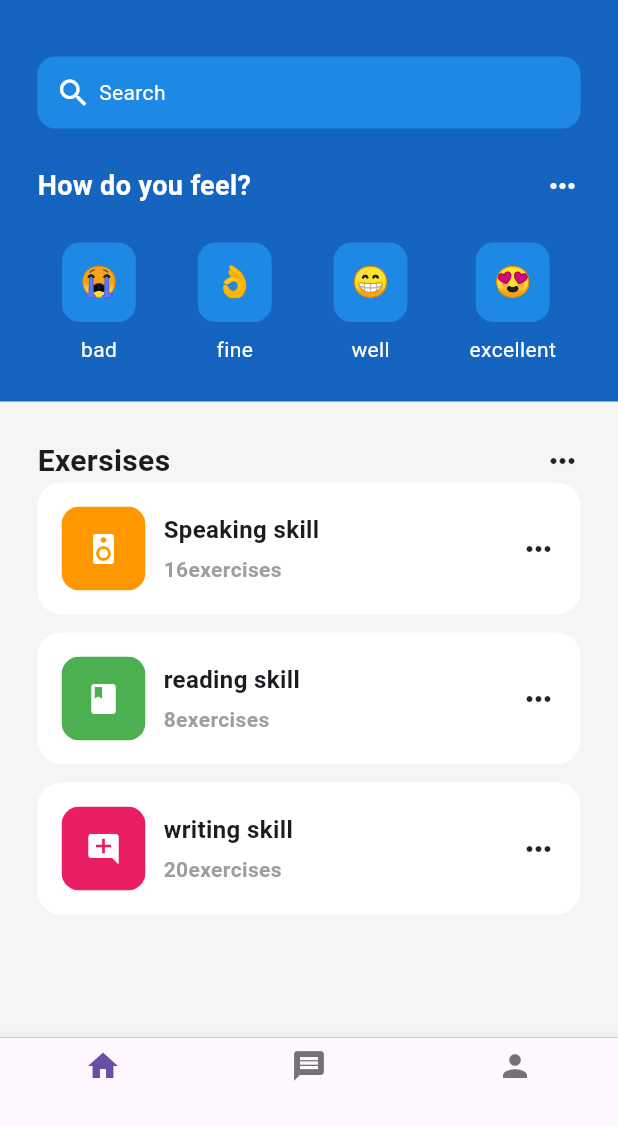
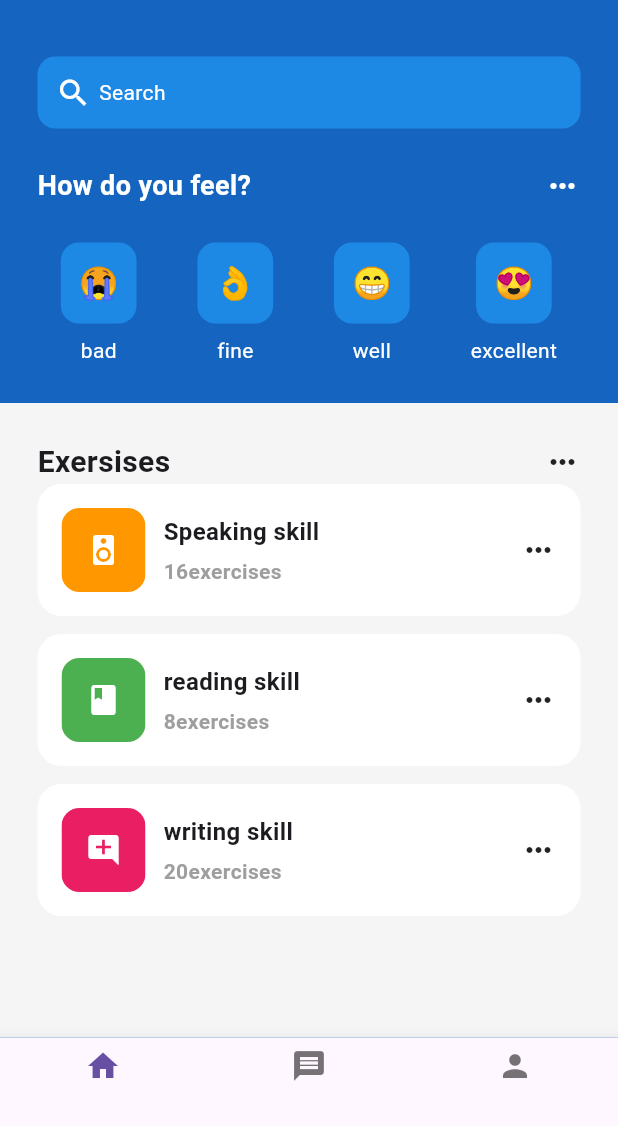
Before and after one commit to NurL/cobaexercise, a Flutter app: the screen it shows after launch, on a phone screen of 412 x 824 dp. Shown: the part 110-1236 px from the top of the screen. Run offline on Flutter 3.47's test engine with Material 3 defaults, Android fonts, the phone set to English and light mode, and no system bars.

Commit message:
feat: change font size in emoticon_face.dart

```diff
--- a/lib/util/emoticon_face.dart
+++ b/lib/util/emoticon_face.dart
@@ -4,19 +4,19 @@ class EmoticonFace extends StatelessWidget {
   final String emoticonFace;
 
   const EmoticonFace({
-    Key? key,
+    super.key,
     required this.emoticonFace,
-  }) : super(key: key);
+  });
 
   @override
   Widget build(BuildContext context) {
     return Container(
       decoration: BoxDecoration(color: Colors.blue[600], borderRadius: BorderRadius.circular(12)),
-      padding: EdgeInsets.all(12),
+      padding: const EdgeInsets.all(12),
       child: Center(
           child: Text(
         emoticonFace,
-        style: TextStyle(fontSize: 20),
+        style: const TextStyle(fontSize: 21),
       )),
     );
   }
```
